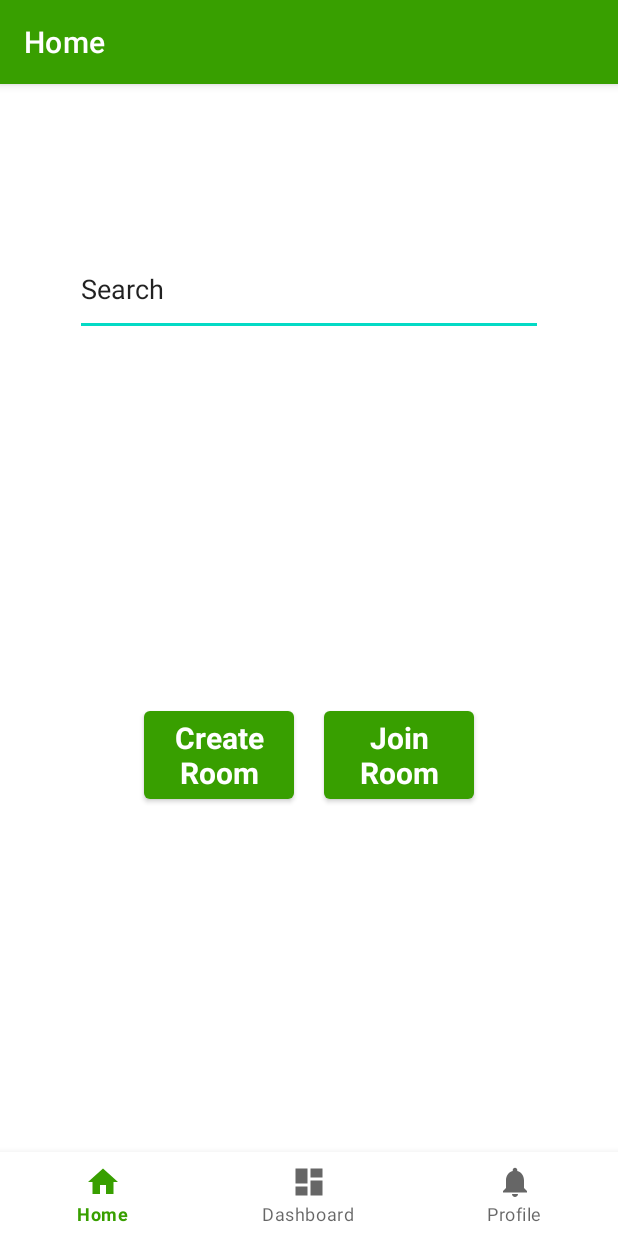
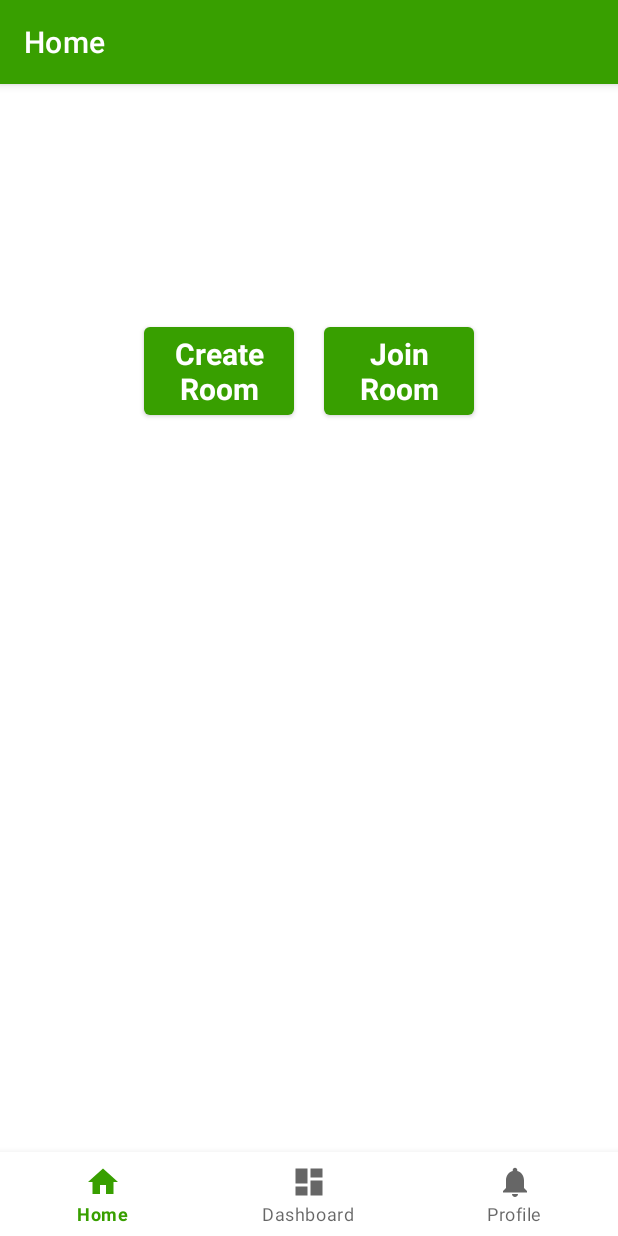
Before and after one commit to g-orl/JamParty, an Android app: the screen it shows after launch (MainActivity), on a phone screen of 412 x 824 dp. Run offline under Robolectric (Android 15) with nearby library versions, the phone set to English and light mode, and no system bars; our stand-ins replace Firebase (no records; nobody signed in at launch, a user with empty details on screens opened directly), navigation-ui; libraries missing offline, so code that uses them is left out: com.spotify.android, com.spotify.sdk; pictures from the network do not load.

Commit message:
Showing search only for users in a room

```diff
--- a/app/src/main/java/fr/eurecom/jamparty/ui/home/HomeFragment.java
+++ b/app/src/main/java/fr/eurecom/jamparty/ui/home/HomeFragment.java
@@ -164,6 +164,8 @@ public class HomeFragment extends Fragment {
         homeViewModel.getInRoom().observe(this.getViewLifecycleOwner(), new Observer<Boolean>() {
             @Override
             public void onChanged(Boolean aBoolean) {
+                binding.editTextText.setVisibility(aBoolean ? View.VISIBLE : View.GONE);
+                binding.songList.setVisibility(aBoolean ? View.VISIBLE : View.GONE);
                 binding.buttonExit.setVisibility(aBoolean ? View.VISIBLE : View.GONE);
                 binding.playerArea.setVisibility(aBoolean ? View.VISIBLE : View.GONE);
                 binding.buttonCreate.setVisibility(aBoolean ? View.GONE : View.VISIBLE);
```
